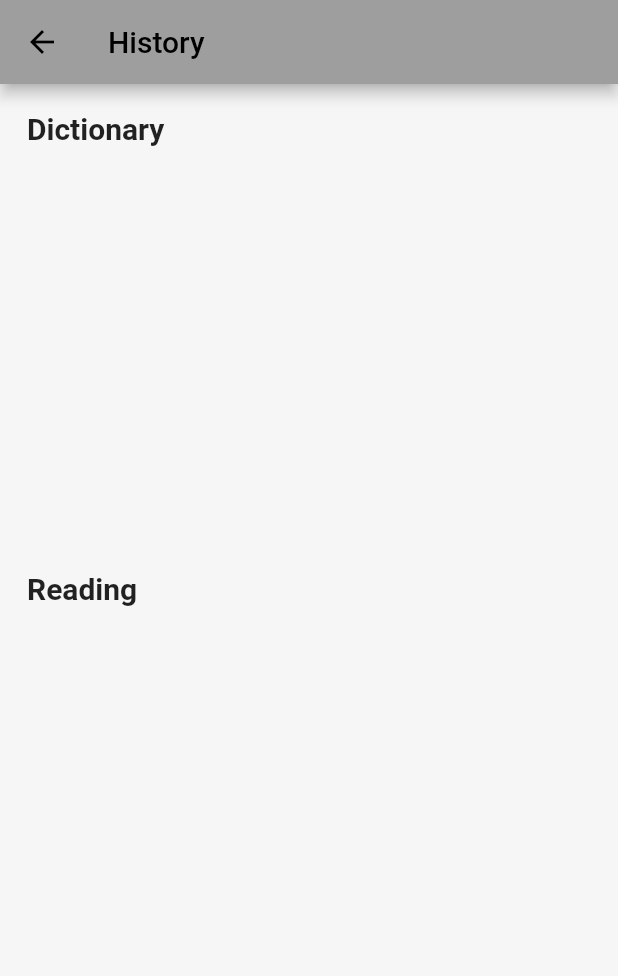
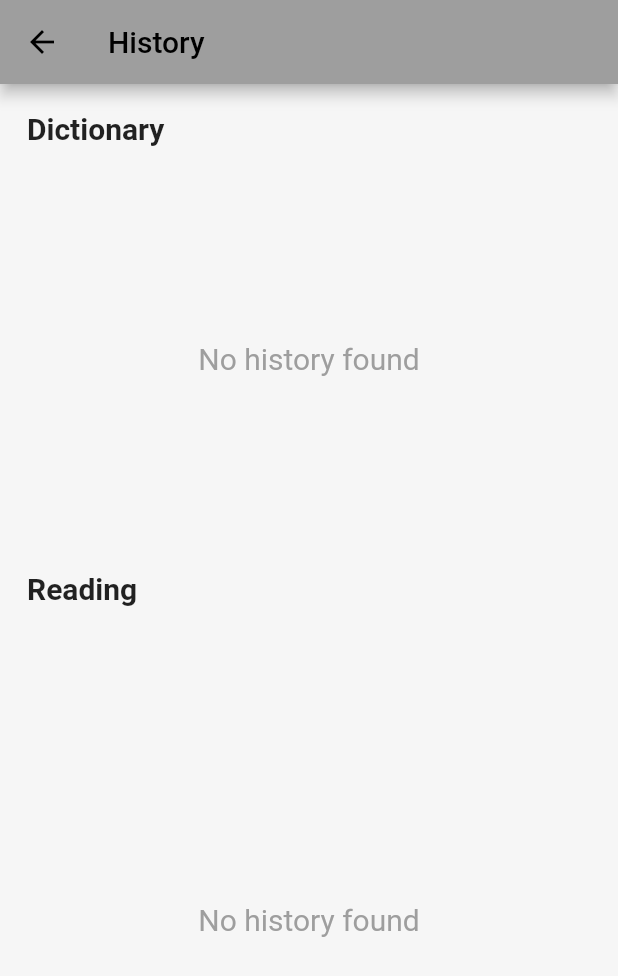
Before and after one commit to EuniceTsang/uoh-master-project-21066202, a Flutter app: the _HomeScreenView screen opened directly, after a tap on "More", on a phone screen of 412 x 824 dp. Shown: the top 976 px of the screen. Run offline on Flutter 3.47's test engine with Material 2 defaults, Android fonts, the phone set to English and light mode, and no system bars; our stand-ins replace audioplayers, cloud_firestore, dio, firebase_auth, firebase_core, flutter_bloc and 5 more; accounts and stored records are empty; network calls fail.

```diff
--- a/lib/bloc/forum_list_cubit.dart
+++ b/lib/bloc/forum_list_cubit.dart
@@ -16,7 +16,6 @@ class ForumListCubit extends Cubit<ForumListState> {
   }
 
   Future<void> loadForumData() async {
-    emit(state.copyWith(loading: true));
     List<Thread> allThreadList = await firebaseManager.getThreadList();
     List<Thread> myThreadList =
         allThreadList.where((element) => element.userId == Preferences().uid).toList();
--- a/lib/bloc/history_cubit.dart
+++ b/lib/bloc/history_cubit.dart
@@ -15,22 +15,23 @@ class HistoryCubit extends Cubit<HistoryState> {
   Future<void> loadHistory() async {
     List<Word> wordHistory = await firebaseManager.getWordHistory();
     List<Article> articleHistory = await firebaseManager.getArticleHistory();
-    emit(state.copyWith(wordHistory: wordHistory, articleHistory: articleHistory));
+    emit(state.copyWith(wordHistory: wordHistory, articleHistory: articleHistory, loading: false));
   }
 }
 
 class HistoryState {
   final List<Word> wordHistory;
   final List<Article> articleHistory;
+  final bool loading;
 
-  const HistoryState({this.wordHistory = const [], this.articleHistory = const []});
+  const HistoryState(
+      {this.wordHistory = const [], this.articleHistory = const [], this.loading = true});
 
-  HistoryState copyWith({
-    List<Word>? wordHistory,
-    List<Article>? articleHistory,
-  }) {
+  HistoryState copyWith({List<Word>? wordHistory, List<Article>? articleHistory, bool? loading}) {
     return HistoryState(
-        wordHistory: wordHistory ?? this.wordHistory,
-        articleHistory: articleHistory ?? this.articleHistory);
+      wordHistory: wordHistory ?? this.wordHistory,
+      articleHistory: articleHistory ?? this.articleHistory,
+      loading: loading ?? this.loading,
+    );
   }
 }
--- a/lib/bloc/home_cubit.dart
+++ b/lib/bloc/home_cubit.dart
@@ -18,7 +18,6 @@ class HomeCubit extends Cubit<HomeState> {
   }
 
   Future<void> loadData() async {
-    emit(state.copyWith(loading: true));
     List<Word> wordHistory = await firebaseManager.getWordHistory();
     List<Thread> threads = await firebaseManager.getThreadList();
     List<Article> articles = await apiManager.getPopularArticles();
--- a/lib/screen/history_screen.dart
+++ b/lib/screen/history_screen.dart
@@ -1,5 +1,6 @@
 import 'package:flutter/material.dart';
 import 'package:flutter_bloc/flutter_bloc.dart';
+import 'package:shimmer/shimmer.dart';
 import 'package:source_code/bloc/history_cubit.dart';
 import 'package:source_code/models/article.dart';
 import 'package:source_code/models/word.dart';
@@ -40,7 +41,7 @@ class _HistoryScreenView extends StatelessWidget {
               ),
               Expanded(
                 flex: 2,
-                child: _buildDictionaryList(context),
+                child: state.loading ? _buildLoadingBlock() : _buildDictionaryList(context),
               ),
               Padding(
                 padding: const EdgeInsets.all(8.0),
@@ -49,7 +50,9 @@ class _HistoryScreenView extends StatelessWidget {
                   style: TextStyle(fontSize: 20, fontWeight: FontWeight.bold),
                 ),
               ),
-              Expanded(flex: 3, child: _buildReadingList(context)),
+              Expanded(
+                  flex: 3,
+                  child: state.loading ? _buildLoadingBlock() : _buildReadingList(context)),
             ],
           ),
         ),
@@ -57,10 +60,23 @@ class _HistoryScreenView extends StatelessWidget {
     });
   }
 
+  Widget _buildLoadingBlock() {
+    return Shimmer.fromColors(
+        baseColor: Colors.grey.shade300,
+        highlightColor: Colors.grey.shade100,
+        child: Card(child: Container(color: Colors.white, width: double.infinity, height: 150)));
+  }
+
   Widget _buildDictionaryList(BuildContext context) {
     HistoryCubit cubit = context.read<HistoryCubit>();
     HistoryState state = cubit.state;
-    return ListView.separated(
+    return state.wordHistory.isEmpty
+        ? Center(
+            child: Text(
+            "No history found",
+            style: TextStyle(color: Colors.grey, fontSize: 20),
+          ))
+        : ListView.separated(
             // Disable scrolling
             shrinkWrap: true,
             itemCount: state.wordHistory.length,
@@ -91,7 +107,13 @@ class _HistoryScreenView extends StatelessWidget {
   Widget _buildReadingList(BuildContext context) {
     HistoryCubit cubit = context.read<HistoryCubit>();
     HistoryState state = cubit.state;
-    return ListView.builder(
+    return state.articleHistory.isEmpty
+        ? Center(
+            child: Text(
+            "No history found",
+            style: TextStyle(color: Colors.grey, fontSize: 20),
+          ))
+        : ListView.builder(
             itemCount: state.articleHistory.length,
             itemBuilder: (context, index) {
               Article article = state.articleHistory[index];
--- a/lib/screen/reading_screen.dart
+++ b/lib/screen/reading_screen.dart
@@ -1,5 +1,6 @@
 import 'package:flutter/material.dart';
 import 'package:flutter_bloc/flutter_bloc.dart';
+import 'package:flutter_easyloading/flutter_easyloading.dart';
 import 'package:source_code/bloc/reading_cubit.dart';
 import 'package:source_code/models/article.dart';
 import 'package:source_code/utils/constants.dart';
@@ -41,7 +42,7 @@ class _ReadingScreenView extends StatelessWidget {
         body: state.article == null || (state.body?.isEmpty ?? true)
             ? Center(
                 child: Text(
-                "Failed to load article",
+                EasyLoading.isShow ? "" : "Failed to load article",
                 style: TextStyle(color: Colors.grey, fontSize: 20),
               ))
             : SingleChildScrollView(
```
Also changed, not shown: lib/bloc/forum_thread_cubit.dart (+5 -4 lines), lib/screen/forum_thread_screen.dart (+16 -1 lines). Lines whose indentation alone changed are shown as unchanged.
